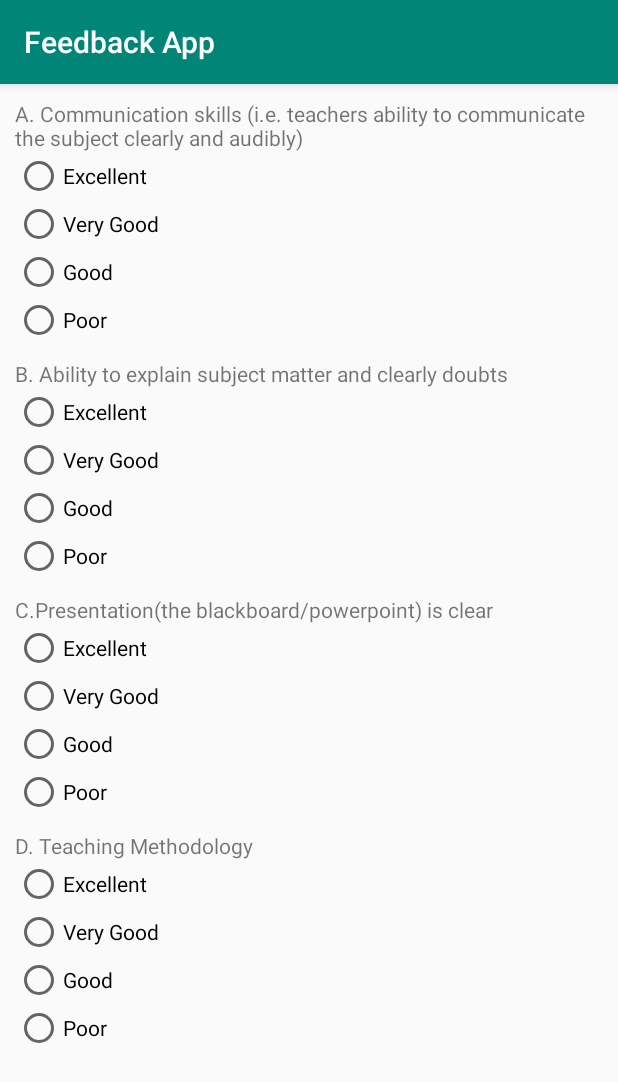
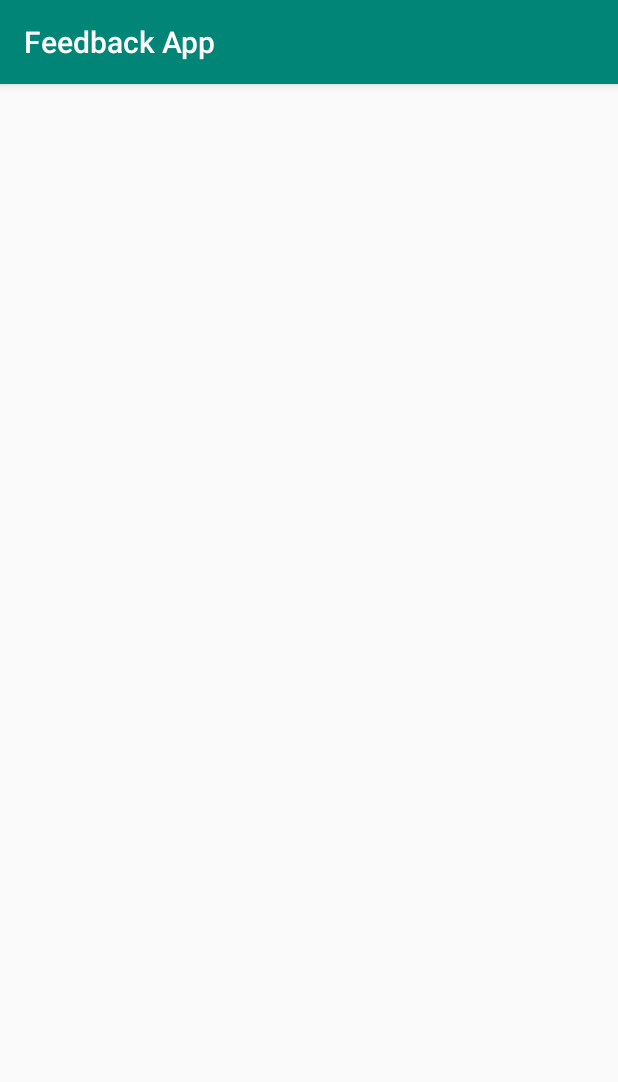
Before and after one commit to pprathameshmore/Feedback-App-Android, an Android app: the TeacherFeedback screen opened directly, with no data from a screen before it, on a phone screen of 412 x 824 dp. Shown: the top 1082 px of the screen. Run offline under Robolectric (Android 15) with nearby library versions, the phone set to English and light mode, and no system bars.

Commit message:
Add support Log In

```diff
--- a/app/src/main/AndroidManifest.xml
+++ b/app/src/main/AndroidManifest.xml
@@ -17,7 +17,8 @@
             </intent-filter>
         </activity>
         <activity android:name=".AuthActivity" />
-        <activity android:name=".ComputerNetworkFeedback"></activity>
+        <activity android:name=".TeacherAuth" />
+        <activity android:name=".TeacherFeedback"></activity>
     </application>
 
 </manifest>
--- a/app/src/main/java/com/prathameshmore/feedbackapp/ComputerNetworkFeedback.java
+++ b/app/src/main/java/com/prathameshmore/feedbackapp/TeacherFeedback.java
@@ -3,11 +3,11 @@ package com.prathameshmore.feedbackapp;
 import android.support.v7.app.AppCompatActivity;
 import android.os.Bundle;
 
-public class ComputerNetworkFeedback extends AppCompatActivity {
+public class TeacherFeedback extends AppCompatActivity {
 
     @Override
     protected void onCreate(Bundle savedInstanceState) {
         super.onCreate(savedInstanceState);
-        setContentView(R.layout.activity_computer_network_feedback);
+        setContentView(R.layout.activity_teacher_feedback);
     }
 }
--- a/app/src/main/res/layout/activity_computer_network_feedback.xml
+++ /dev/null
@@ -1,176 +0,0 @@
-<?xml version="1.0" encoding="utf-8"?>
-<RelativeLayout xmlns:android="http://schemas.android.com/apk/res/android"
-    xmlns:app="http://schemas.android.com/apk/res-auto"
-    xmlns:tools="http://schemas.android.com/tools"
-    android:layout_width="match_parent"
-    android:layout_height="match_parent"
-    tools:context=".ComputerNetworkFeedback">
-
-    <ScrollView
-        android:layout_width="match_parent"
-        android:layout_height="wrap_content">
-
-
-        <LinearLayout
-            android:layout_width="match_parent"
-            android:layout_height="wrap_content"
-            android:layout_margin="10dp"
-            android:orientation="vertical">
-
-            <LinearLayout
-                android:layout_width="match_parent"
-                android:layout_height="wrap_content"
-                android:orientation="vertical">
-
-                <TextView
-                    android:layout_width="match_parent"
-                    android:layout_height="wrap_content"
-                    android:text="A. Communication skills (i.e. teachers ability to communicate the subject clearly and audibly)" />
-
-                <RadioGroup
-                    android:layout_width="wrap_content"
-                    android:layout_height="match_parent">
-
-                    <RadioButton
-                        android:layout_width="wrap_content"
-                        android:layout_height="wrap_content"
-                        android:text="Excellent" />
-
-                    <RadioButton
-                        android:layout_width="wrap_content"
-                        android:layout_height="wrap_content"
-                        android:text="Very Good" />
-
-                    <RadioButton
-                        android:layout_width="wrap_content"
-                        android:layout_height="wrap_content"
-                        android:text="Good" />
-
-                    <RadioButton
-                        android:layout_width="wrap_content"
-                        android:layout_height="wrap_content"
-                        android:text="Poor" />
-
-                </RadioGroup>
-            </LinearLayout>
-
-            <LinearLayout
-                android:layout_width="match_parent"
-                android:layout_height="wrap_content"
-                android:layout_marginTop="10dp"
-                android:orientation="vertical">
-
-                <TextView
-                    android:layout_width="match_parent"
-                    android:layout_height="wrap_content"
-                    android:text="B. Ability to explain subject matter and clearly doubts" />
-
-                <RadioGroup
-                    android:layout_width="wrap_content"
-                    android:layout_height="match_parent">
-
-                    <RadioButton
-                        android:layout_width="wrap_content"
-                        android:layout_height="wrap_content"
-                        android:text="Excellent" />
-
-                    <RadioButton
-                        android:layout_width="wrap_content"
-                        android:layout_height="wrap_content"
-                        android:text="Very Good" />
-
-                    <RadioButton
-                        android:layout_width="wrap_content"
-                        android:layout_height="wrap_content"
-                        android:text="Good" />
-
-                    <RadioButton
-                        android:layout_width="wrap_content"
-                        android:layout_height="wrap_content"
-                        android:text="Poor" />
-
-                </RadioGroup>
-            </LinearLayout>
-
-            <LinearLayout
-                android:layout_width="match_parent"
-                android:layout_height="wrap_content"
-                android:layout_marginTop="10dp"
-                android:orientation="vertical">
-
-                <TextView
-                    android:layout_width="match_parent"
-                    android:layout_height="wrap_content"
-                    android:text="C.Presentation(the blackboard/powerpoint) is clear" />
-
-                <RadioGroup
-                    android:layout_width="wrap_content"
-                    android:layout_height="match_parent">
-
-                    <RadioButton
-                        android:layout_width="wrap_content"
-                        android:layout_height="wrap_content"
-                        android:text="Excellent" />
-
-                    <RadioButton
-                        android:layout_width="wrap_content"
-                        android:layout_height="wrap_content"
-                        android:text="Very Good" />
-
-                    <RadioButton
-                        android:layout_width="wrap_content"
-                        android:layout_height="wrap_content"
-                        android:text="Good" />
-
-                    <RadioButton
-                        android:layout_width="wrap_content"
-                        android:layout_height="wrap_content"
-                        android:text="Poor" />
-
-                </RadioGroup>
-            </LinearLayout>
-
-            <LinearLayout
-                android:layout_width="match_parent"
-                android:layout_height="wrap_content"
-                android:layout_marginTop="10dp"
-                android:orientation="vertical">
-
-                <TextView
-                    android:layout_width="match_parent"
-                    android:layout_height="wrap_content"
-                    android:text="D. Teaching Methodology" />
-
-                <RadioGroup
-                    android:layout_width="wrap_content"
-                    android:layout_height="match_parent">
-
-                    <RadioButton
-                        android:layout_width="wrap_content"
-                        android:layout_height="wrap_content"
-                        android:text="Excellent" />
-
-                    <RadioButton
-                        android:layout_width="wrap_content"
-                        android:layout_height="wrap_content"
-                        android:text="Very Good" />
-
-                    <RadioButton
-                        android:layout_width="wrap_content"
-                        android:layout_height="wrap_content"
-                        android:text="Good" />
-
-                    <RadioButton
-                        android:layout_width="wrap_content"
-                        android:layout_height="wrap_content"
-                        android:text="Poor" />
-
-                </RadioGroup>
-            </LinearLayout>
-
-
-        </LinearLayout>
-
-    </ScrollView>
-
-</RelativeLayout>
--- /dev/null
+++ b/app/src/main/res/layout/activity_teacher_feedback.xml
@@ -0,0 +1,9 @@
+<?xml version="1.0" encoding="utf-8"?>
+<android.support.constraint.ConstraintLayout xmlns:android="http://schemas.android.com/apk/res/android"
+    xmlns:app="http://schemas.android.com/apk/res-auto"
+    xmlns:tools="http://schemas.android.com/tools"
+    android:layout_width="match_parent"
+    android:layout_height="match_parent"
+    tools:context=".TeacherFeedback">
+
+</android.support.constraint.ConstraintLayout>
```
Also changed, not shown: app/src/main/java/com/prathameshmore/feedbackapp/AuthActivity.java (+11 -0 lines), app/src/main/java/com/prathameshmore/feedbackapp/TeacherAuth.java (added, +87 -0 lines), app/src/main/res/layout/activity_auth.xml (+8 -1 lines), app/src/main/res/layout/activity_teacher_auth.xml (added, +55 -0 lines).
